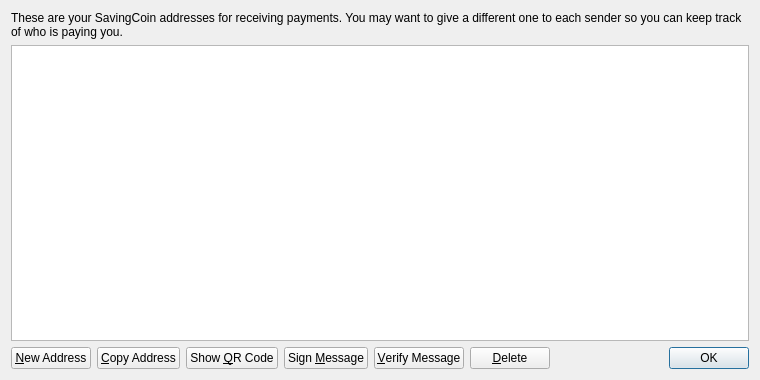
Above: src/qt/forms/addressbookpage.ui from grain-crypto/grain before the change. Below: the same form after it.
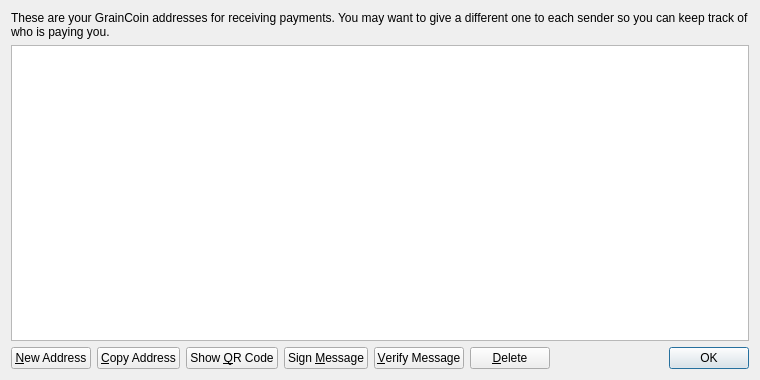
That is the form after the change. Icons and pictures are not drawn.

Patch:
```diff
--- a/src/qt/forms/addressbookpage.ui
+++ b/src/qt/forms/addressbookpage.ui
@@ -17,7 +17,7 @@
    <item>
     <widget class="QLabel" name="labelExplanation">
      <property name="text">
-      <string>These are your SavingCoin addresses for receiving payments. You may want to give a different one to each sender so you can keep track of who is paying you.</string>
+      <string>These are your GrainCoin addresses for receiving payments. You may want to give a different one to each sender so you can keep track of who is paying you.</string>
      </property>
      <property name="textFormat">
       <enum>Qt::PlainText</enum>
```
